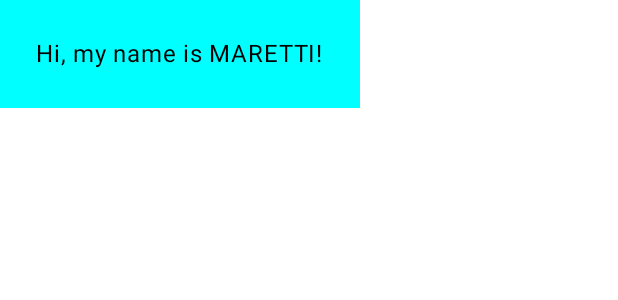
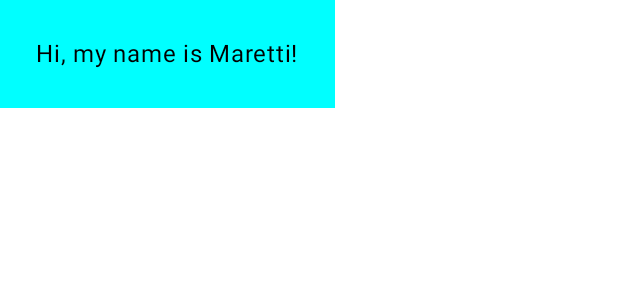
Before and after one commit to maretti91/GreetingCard, an Android app built with Jetpack Compose: the @Preview function GreetingPreview, on a phone screen of 412 x 824 dp. Shown: the top 300 px of the screen. Run offline under Robolectric (Android 15) with nearby library versions, the phone set to English and light mode, and no system bars.

Commit message:
versión final examen

```diff
--- a/app/src/main/java/com/example/greetingcard/MainActivity.kt
+++ b/app/src/main/java/com/example/greetingcard/MainActivity.kt
@@ -32,20 +32,21 @@ class MainActivity : ComponentActivity() {
     }
 }
 
-@Composable
+@Composable // Define un componente de interfaz.
 fun Greeting(name: String, modifier: Modifier = Modifier) {
-    Surface(color=Color.Cyan) {
+    Surface(color = Color.Cyan) { // Establece el fondo cian.
         Text(
-            text = "Hi, my name is $name!",
-            modifier = modifier.padding(24.dp)
+            text = "Hi, my name is $name!", // Muestra el mensaje.
+            modifier = modifier.padding(24.dp) // Añade 24 dp de espacio interior.
         )
     }
 }
 
-@Preview(showBackground = true)
-@Composable
+
+@Preview(showBackground = true) // Activa la vista previa.
+@Composable // Define un componente de interfaz.
 fun GreetingPreview() {
-    GreetingCardTheme {
-        Greeting("MARETTI")
+    GreetingCardTheme { // Aplica el tema visual.
+        Greeting("Maretti") // Envía el nombre a la función Greeting.
     }
 }
```
